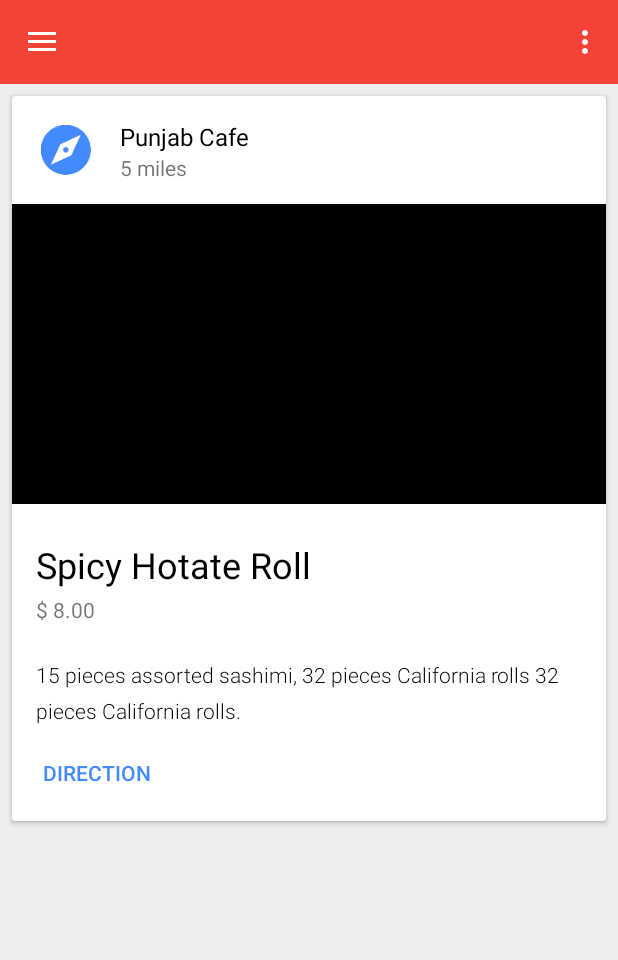
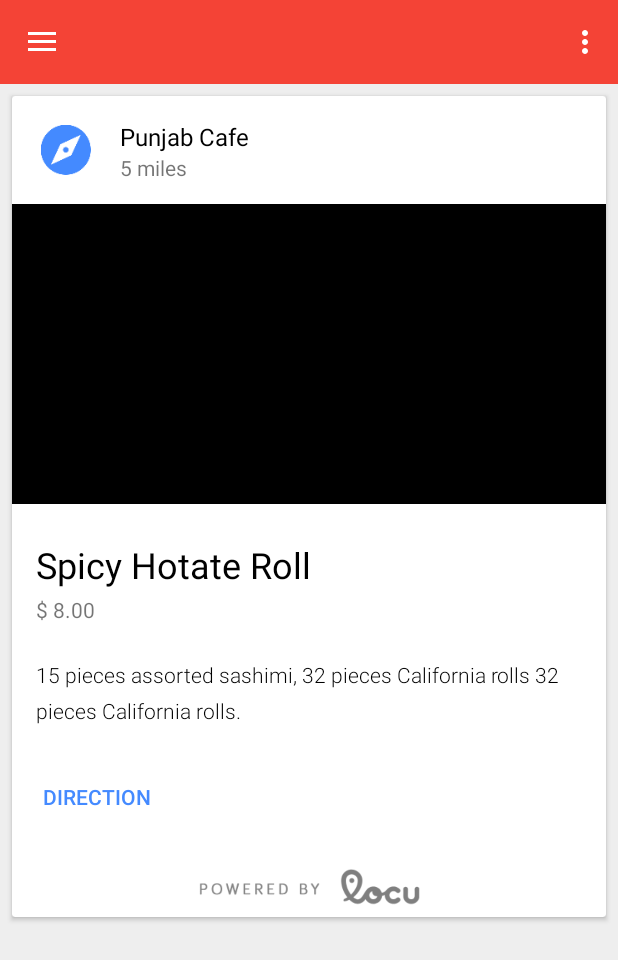
Before and after one commit to Limantara/Eat-It, an Android app: the DisplayResult screen opened directly, with no data from a screen before it, on a phone screen of 412 x 824 dp. Shown: the top 960 px of the screen. Run offline under Robolectric (Android 15) with nearby library versions, the phone set to English and light mode, and no system bars; 7 statements that could not run were skipped.

Commit message:
Add locu attribution

```diff
--- a/app/src/main/res/layout/activity_display_result.xml
+++ b/app/src/main/res/layout/activity_display_result.xml
@@ -45,7 +45,8 @@
 
                     <LinearLayout
                         android:layout_width="match_parent"
-                        android:layout_height="wrap_content">
+                        android:layout_height="wrap_content"
+                        android:orientation="vertical">
 
                         <android.support.v7.widget.CardView
                             android:layout_width="match_parent"
@@ -137,17 +138,35 @@
                                     android:lineSpacingExtra="8sp"
                                     android:fontFamily="sans-serif-light"
                                     android:paddingLeft="16dp"
-                                    android:paddingRight="16dp" />
+                                    android:paddingRight="16dp"
+                                    android:layout_marginBottom="16dp" />
 
                                 <Button
+                                    android:id="@+id/direction"
                                     android:layout_width="wrap_content"
                                     android:layout_height="wrap_content"
                                     android:layout_below="@+id/foodDescription"
                                     android:text="Direction"
                                     style="?android:attr/borderlessButtonStyle"
                                     android:textColor="@color/accent"
-                                    android:layout_margin="8dp"
-                                    android:id="@+id/button" />
+                                    android:layout_margin="8dp"/>
+
+                                <LinearLayout
+                                    android:layout_width="match_parent"
+                                    android:layout_height="24dp"
+                                    android:layout_below="@+id/direction"
+                                    android:layout_marginTop="16dp"
+                                    android:orientation="vertical"
+                                    android:layout_marginBottom="8dp">
+
+                                    <ImageView
+                                        android:layout_width="wrap_content"
+                                        android:layout_height="24dp"
+                                        android:layout_gravity="center"
+                                        android:src="@drawable/locu"
+                                        android:adjustViewBounds="true" />
+
+                                </LinearLayout>
 
                             </RelativeLayout>
 
```
Also changed, not shown: app/src/main/res/drawable/locu.png (added).
